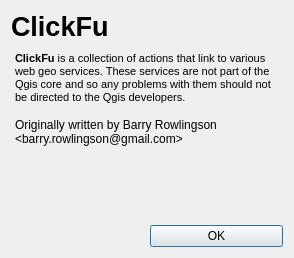
Old version of the form about.ui in the repository spatialhast/clickfu.
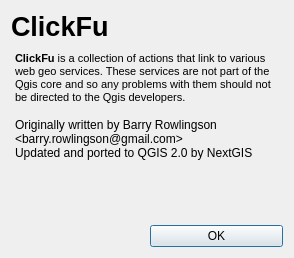
New version of the form.

Diff of the .ui file:
```diff
--- a/about.ui
+++ b/about.ui
@@ -87,7 +87,7 @@
 &lt;/style>&lt;/head>&lt;body style=" font-family:'Sans Serif'; font-size:9pt; font-weight:400; font-style:normal;">
 &lt;p style=" margin-top:0px; margin-bottom:0px; margin-left:0px; margin-right:0px; -qt-block-indent:0; text-indent:0px; font-family:'MS Shell Dlg 2'; font-size:8pt;">&lt;span style=" font-weight:600;">ClickFu&lt;/span> is a collection of actions that link to various web geo services. These services are not part of the Qgis core and so any problems with them should not be directed to the Qgis developers.&lt;/p>
 &lt;p style="-qt-paragraph-type:empty; margin-top:0px; margin-bottom:0px; margin-left:0px; margin-right:0px; -qt-block-indent:0; text-indent:0px;">&lt;/p>
-&lt;p style=" margin-top:0px; margin-bottom:0px; margin-left:0px; margin-right:0px; -qt-block-indent:0; text-indent:0px;">Originally written by Barry Rowlingson &amp;lt;barry.rowlingson@gmail.com&amp;gt;&lt;/p>&lt;/body>&lt;/html></string>
+&lt;p style=" margin-top:0px; margin-bottom:0px; margin-left:0px; margin-right:0px; -qt-block-indent:0; text-indent:0px;">Originally written by Barry Rowlingson &amp;lt;barry.rowlingson@gmail.com&amp;gt;&lt;/p>&lt;/p&gt;Updated and ported to QGIS 2.0 by NextGIS&lt;/p>&lt;/body>&lt;/html></string>
      </property>
     </widget>
    </item>
```
